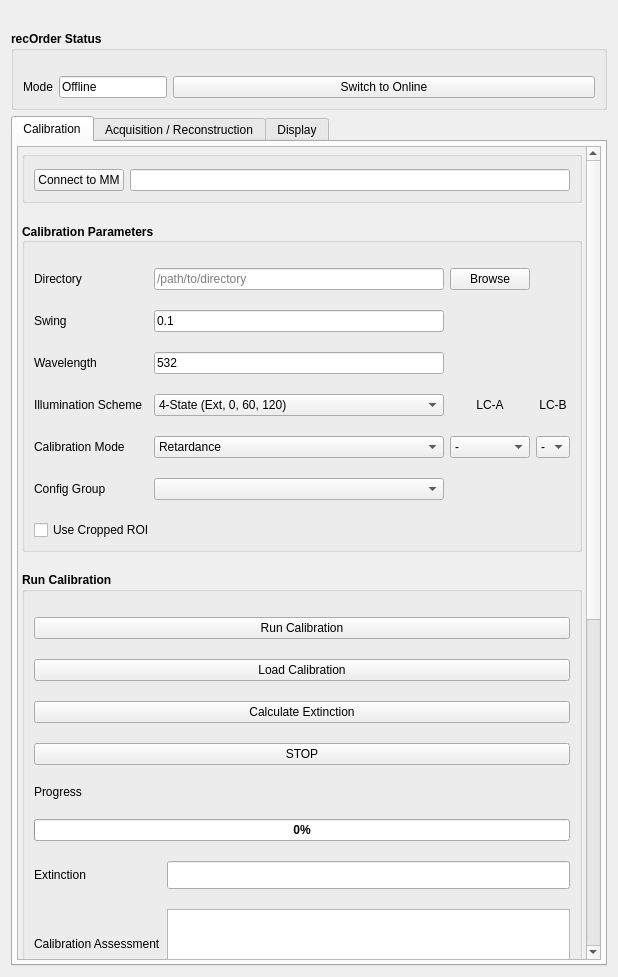
Qt form recOrder/plugin/qtdesigner/recOrder_calibration_v5.ui (mehta-lab/waveorder) before a commit.
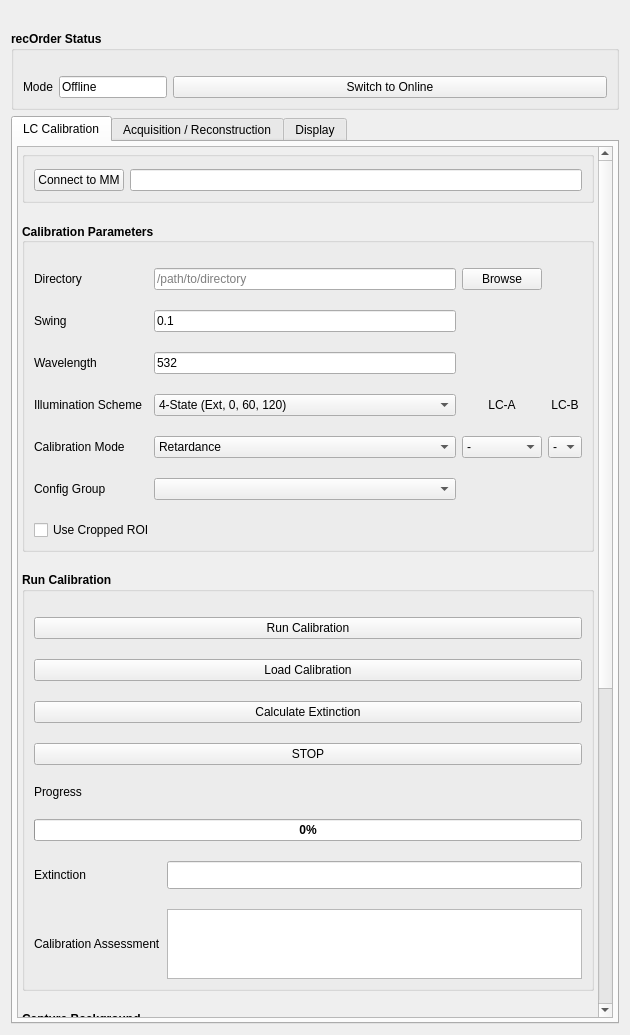
The same form after that commit. Custom widgets are drawn as their Qt base class.

Commit message: change calibration tab to LC Calibration

Patch:
```diff
--- a/recOrder/plugin/qtdesigner/recOrder_calibration_v5.ui
+++ b/recOrder/plugin/qtdesigner/recOrder_calibration_v5.ui
@@ -9,8 +9,8 @@
    <rect>
     <x>0</x>
     <y>0</y>
-    <width>618</width>
-    <height>977</height>
+    <width>630</width>
+    <height>1035</height>
    </rect>
   </property>
   <property name="sizePolicy">
@@ -173,7 +173,7 @@
        </size>
       </property>
       <attribute name="title">
-       <string>Calibration</string>
+       <string>LC Calibration</string>
       </attribute>
       <layout class="QGridLayout" name="gridLayout_5">
        <property name="sizeConstraint">
@@ -206,7 +206,7 @@
            <rect>
             <x>0</x>
             <y>0</y>
-            <width>578</width>
+            <width>590</width>
             <height>1345</height>
            </rect>
           </property>
```
Left out of the diff: 8 changed lines with no effect on the pictures. The commit also changes 1 other file.
